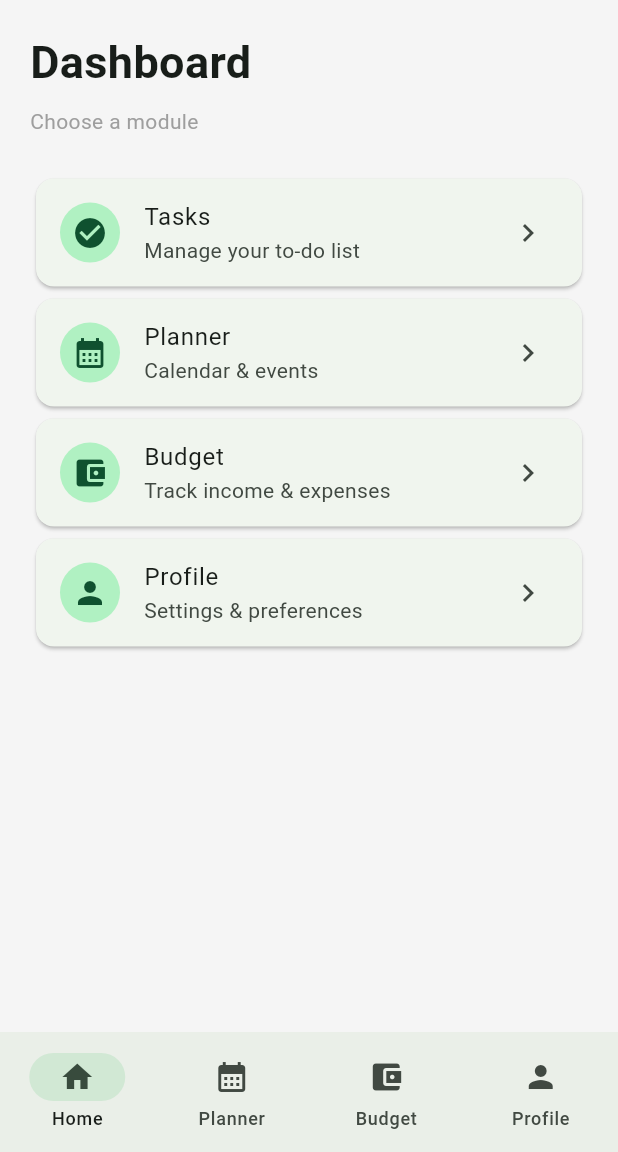
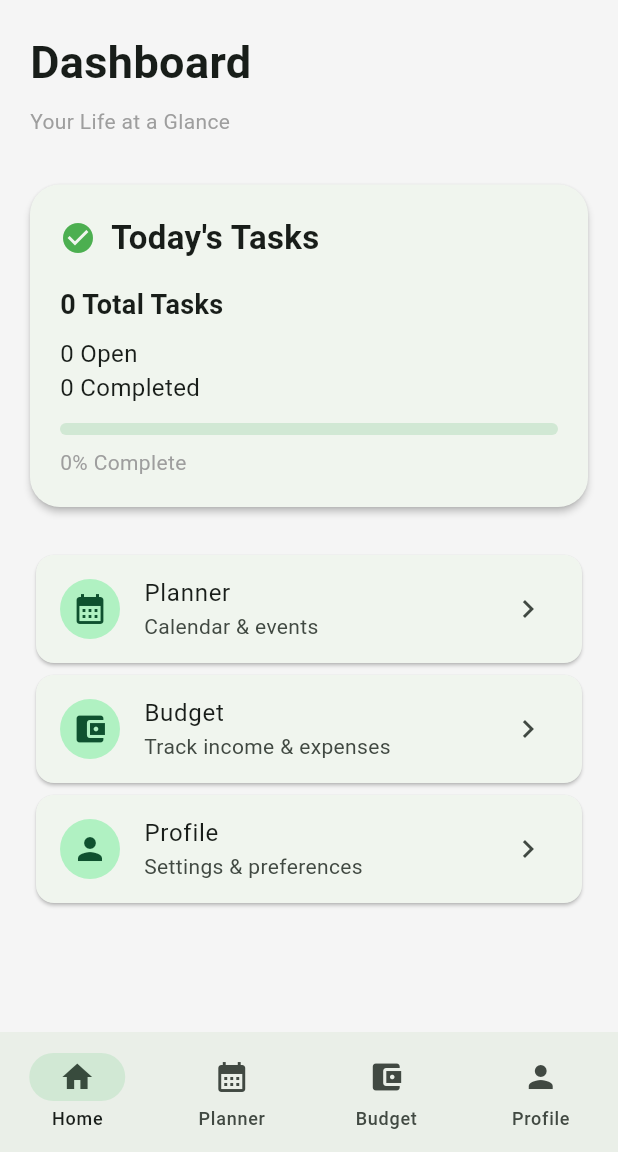
Before and after one commit to velquitas/LifeFlow, a Flutter app: the screen it shows after launch, on a phone screen of 412 x 824 dp, the part 84-1236 px from its top. Run offline on Flutter 3.47's test engine with Material 3 defaults, Android fonts, the phone set to English and light mode, and no system bars; our stand-ins replace shared_preferences, table_calendar.

Commit message:
Sprint 1: Restore Home Dashboard and add Dashboard Service

```diff
--- a/lib/screens/Home/home_screen.dart
+++ b/lib/screens/Home/home_screen.dart
@@ -1,4 +1,3 @@
-
 import 'package:flutter/material.dart';
 
 import '../tasks/task_screen.dart';
@@ -6,8 +5,43 @@ import '../planner/planner_screen.dart';
 import '../budget/budget_screen.dart';
 import '../profile/profile_screen.dart';
 
-class HomeScreen extends StatelessWidget {
+import '../../widgets/dashboard_card.dart';
+import '../../services/dashboard_service.dart';
+
+class HomeScreen extends StatefulWidget {
   const HomeScreen({super.key});
+
+  @override
+  State<HomeScreen> createState() => _HomeScreenState();
+}
+
+class _HomeScreenState extends State<HomeScreen> {
+  int _openTasks = 0;
+  int _completedTasks = 0;
+  int _totalTasks = 0;
+  double _completionRate = 0;
+
+  @override
+  void initState() {
+    super.initState();
+    _loadDashboard();
+  }
+
+  Future<void> _loadDashboard() async {
+    final open = await DashboardService.getOpenTaskCount();
+    final completed = await DashboardService.getCompletedTaskCount();
+    final total = await DashboardService.getTotalTaskCount();
+    final rate = await DashboardService.getTaskCompletionRate();
+
+    if (!mounted) return;
+
+    setState(() {
+      _openTasks = open;
+      _completedTasks = completed;
+      _totalTasks = total;
+      _completionRate = rate;
+    });
+  }
 
   Widget _moduleCard(
     BuildContext context, {
@@ -18,15 +52,19 @@ class HomeScreen extends StatelessWidget {
   }) {
     return Card(
       child: ListTile(
-        leading: CircleAvatar(child: Icon(icon)),
+        leading: CircleAvatar(
+          child: Icon(icon),
+        ),
         title: Text(title),
         subtitle: Text(subtitle),
         trailing: const Icon(Icons.chevron_right),
         onTap: () {
           Navigator.push(
             context,
-            MaterialPageRoute(builder: (_) => page),
-          );
+            MaterialPageRoute(
+              builder: (_) => page,
+            ),
+          ).then((_) => _loadDashboard());
         },
       ),
     );
@@ -49,19 +87,75 @@ class HomeScreen extends StatelessWidget {
               fontWeight: FontWeight.bold,
             ),
           ),
+
           const SizedBox(height: 8),
+
           const Text(
-            'Choose a module',
-            style: TextStyle(color: Colors.grey),
+            'Your Life at a Glance',
+            style: TextStyle(
+              color: Colors.grey,
+            ),
           ),
+
           const SizedBox(height: 24),
-          _moduleCard(
-            context,
-            title: 'Tasks',
-            subtitle: 'Manage your to-do list',
+
+          DashboardCard(
+            title: "Today's Tasks",
             icon: Icons.check_circle,
-            page: const TaskScreen(),
+            accentColor: Colors.green,
+            onTap: () {
+              Navigator.push(
+                context,
+                MaterialPageRoute(
+                  builder: (_) => const TaskScreen(),
+                ),
+              ).then((_) => _loadDashboard());
+            },
+            child: Column(
+              crossAxisAlignment: CrossAxisAlignment.start,
+              children: [
+                Text(
+                  "$_totalTasks Total Tasks",
+                  style: const TextStyle(
+                    fontSize: 18,
+                    fontWeight: FontWeight.bold,
+                  ),
+                ),
+
+                const SizedBox(height: 8),
+
+                Text(
+                  "$_openTasks Open",
+                  style: const TextStyle(fontSize: 16),
+                ),
+
+                Text(
+                  "$_completedTasks Completed",
+                  style: const TextStyle(fontSize: 16),
+                ),
+
+                const SizedBox(height: 12),
+
+                LinearProgressIndicator(
+                  value: _completionRate,
+                  minHeight: 8,
+                  borderRadius: BorderRadius.circular(8),
+                ),
+
+                const SizedBox(height: 8),
+
+                Text(
+                  "${(_completionRate * 100).toStringAsFixed(0)}% Complete",
+                  style: const TextStyle(
+                    color: Colors.grey,
+                  ),
+                ),
+              ],
+            ),
           ),
+
+          const SizedBox(height: 20),
+
           _moduleCard(
             context,
             title: 'Planner',
@@ -69,6 +163,7 @@ class HomeScreen extends StatelessWidget {
             icon: Icons.calendar_month,
             page: const PlannerScreen(),
           ),
+
           _moduleCard(
             context,
             title: 'Budget',
@@ -76,6 +171,7 @@ class HomeScreen extends StatelessWidget {
             icon: Icons.account_balance_wallet,
             page: const BudgetScreen(),
           ),
+
           _moduleCard(
             context,
             title: 'Profile',
--- /dev/null
+++ b/lib/services/dashboard_service.dart
@@ -0,0 +1,40 @@
+import '../models/task.dart';
+import 'storage_service.dart';
+
+class DashboardService {
+  DashboardService._();
+
+  static Future<List<Task>> getTasks() async {
+    return await StorageService.loadTasks();
+  }
+
+  static Future<int> getOpenTaskCount() async {
+    final tasks = await StorageService.loadTasks();
+
+    return tasks.where((task) => !task.completed).length;
+  }
+  static Future<int> getCompletedTaskCount() async {
+    final tasks = await StorageService.loadTasks();
+
+    return tasks.where((task) => task.completed).length;
+  }
+
+  static Future<int> getTotalTaskCount() async {
+    final tasks = await StorageService.loadTasks();
+
+    return tasks.length;
+  }
+
+  static Future<double> getTaskCompletionRate() async {
+    final tasks = await StorageService.loadTasks();
+
+    if (tasks.isEmpty) {
+      return 0;
+    }
+
+    final completed =
+      tasks.where((task) => task.completed).length;
+
+    return completed / tasks.length;
+  }
+}
```
